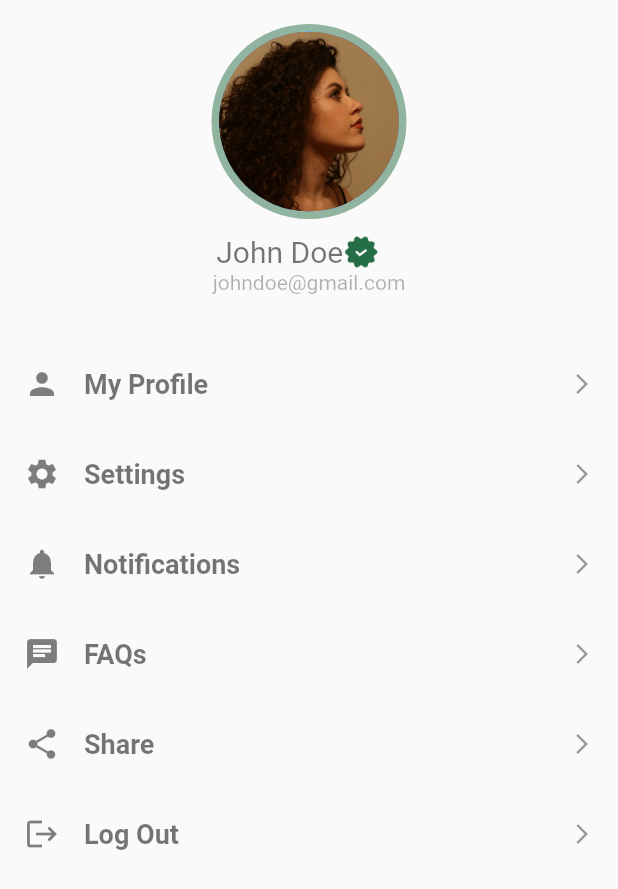
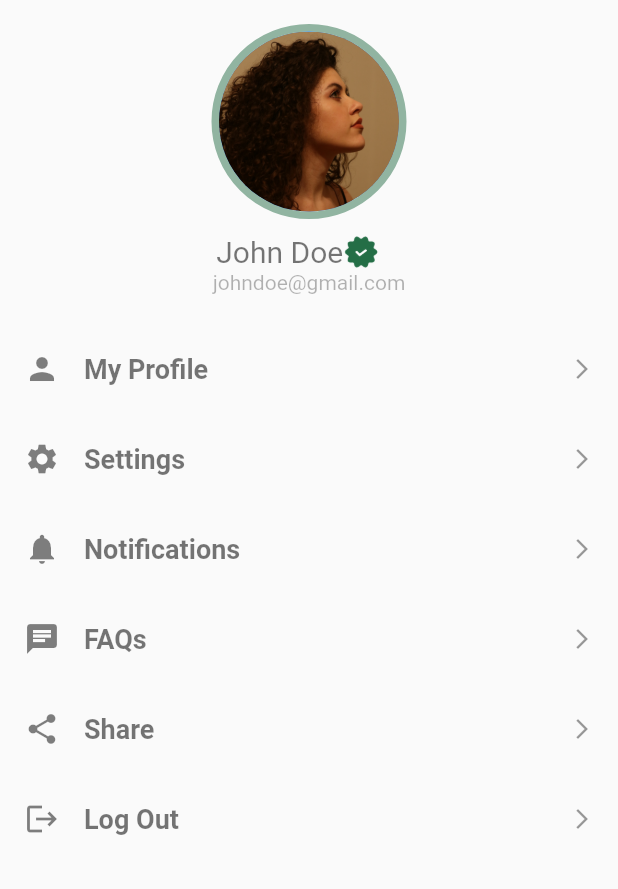
Before and after one commit to alvinle29/flutter_plant_application, a Flutter app: the ProfileScreen screen opened directly, on a phone screen of 412 x 824 dp. Shown: the top 889 px of the screen. Run offline on Flutter 3.47's test engine with Material 2 defaults, Android fonts, the phone set to English and light mode, and no system bars; our stand-ins replace animated_bottom_navigation_bar, page_transition.

Commit message:
update profile screen UI

```diff
--- a/lib/screens/profile_screen.dart
+++ b/lib/screens/profile_screen.dart
@@ -59,10 +59,10 @@ class ProfileScreen extends StatelessWidget {
                   ),
                 ),
                 const SizedBox(
-                  height: 30,
+                  height: 20,
                 ),
                 SizedBox(
-                  height: size.height * .7,
+                  height: size.height * .5,
                   width: size.width,
                   child: Column(
                     crossAxisAlignment: CrossAxisAlignment.center,
```
